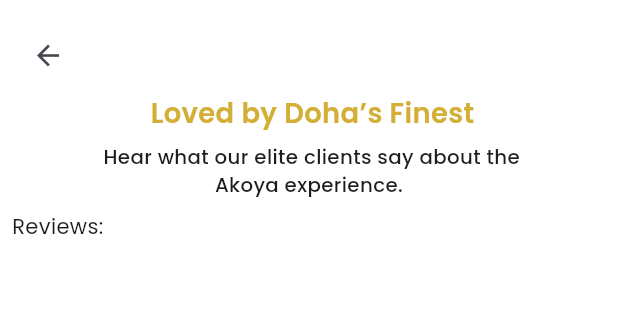
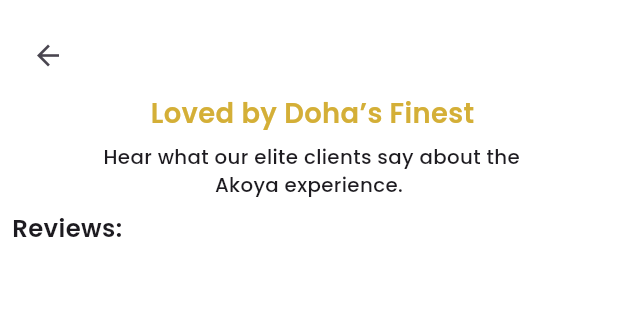
Before and after one commit to umais86/laundry_app, a Flutter app: the Testinomial screen opened directly, on a phone screen of 412 x 824 dp, the part 84-404 px from its top. Run offline on Flutter 3.47's test engine with Material 3 defaults, Android fonts, the phone set to English and light mode, and no system bars; our stand-ins replace flutter_rating_bar, flutter_screenutil, geocoding, geolocator, google_fonts, google_maps_flutter.

Commit message:
changes made

```diff
--- a/lib/view/appbar_icon/testinomial.dart
+++ b/lib/view/appbar_icon/testinomial.dart
@@ -48,7 +48,18 @@
               ),
             ),
             SizedBox(height: 8.h),
-            Row(children: [Text('Reviews:'), SizedBox(width: 8)]),
+            Row(
+              children: [
+                Text(
+                  'Reviews:',
+                  style: TextStyle(
+                    fontSize: 16.sp,
+                    fontWeight: FontWeight.w600,
+                  ),
+                ),
+                SizedBox(width: 8),
+              ],
+            ),
           ],
         ),
       ),
```
Also changed, not shown: lib/view/appbar_icon/star_rating.dart (+41 -0 lines).
